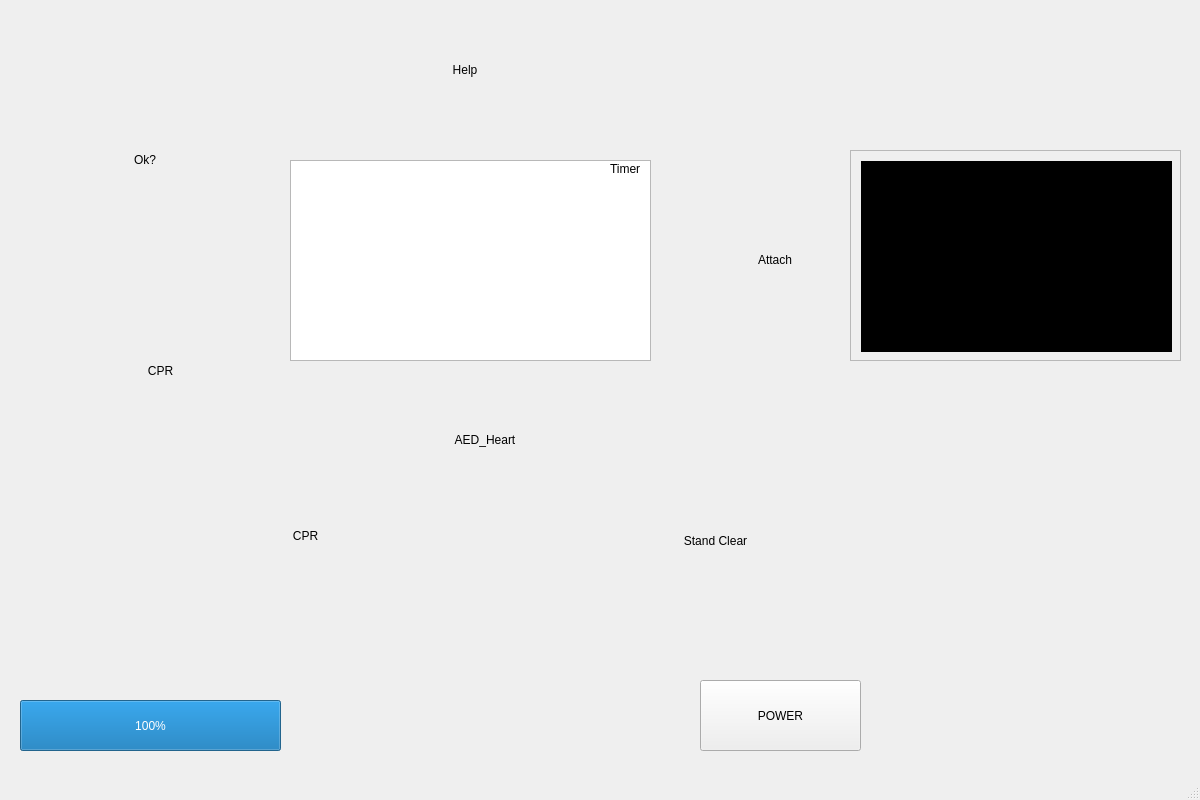
The window that aed_display.ui (WaillyMohamed/AED) describes before a commit, drawn with Qt 5.
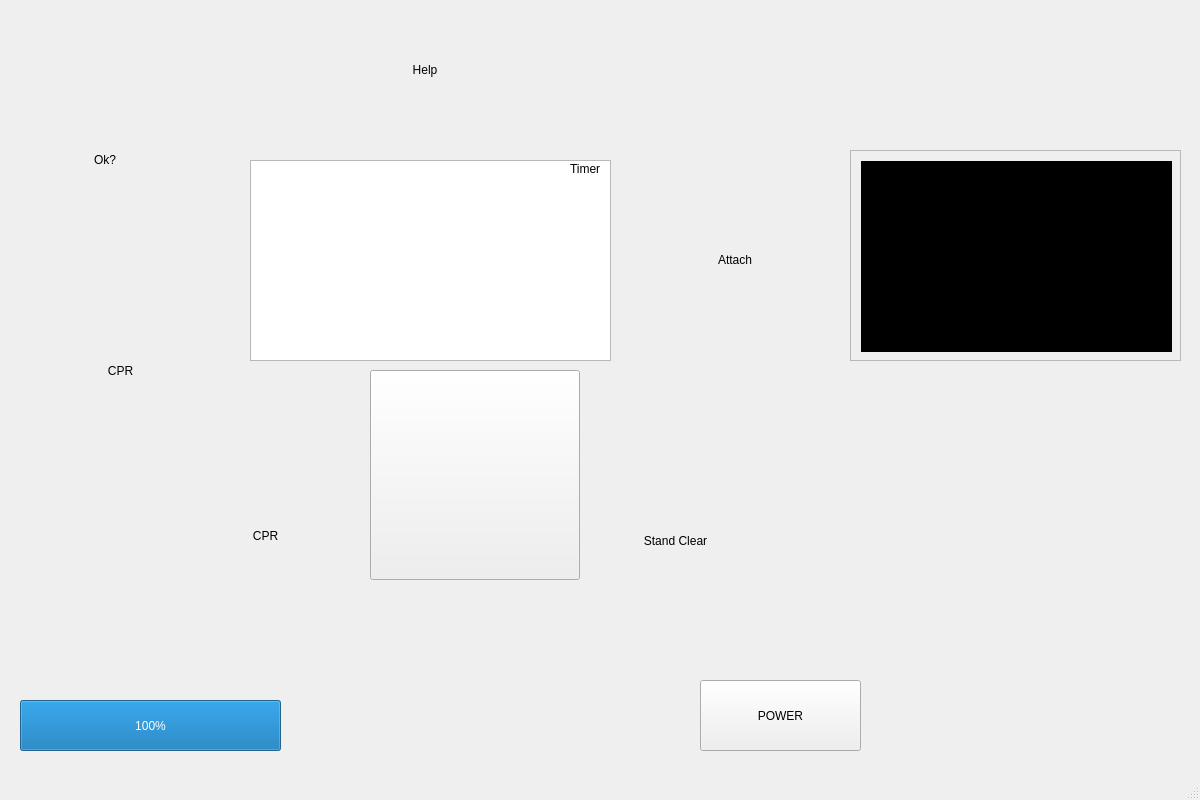
The same window after the commit.

Commit message: Displayed the heart rhythm detected by the detector class, made the shock button

Patch:
```diff
--- a/aed_display.ui
+++ b/aed_display.ui
@@ -14,51 +14,23 @@
    <string>AED_Display</string>
   </property>
   <widget class="QWidget" name="centralwidget">
-   <widget class="QLabel" name="label">
-    <property name="geometry">
-     <rect>
-      <x>10</x>
-      <y>10</y>
-      <width>1029</width>
-      <height>652</height>
-     </rect>
-    </property>
-    <property name="sizePolicy">
-     <sizepolicy hsizetype="Preferred" vsizetype="Preferred">
-      <horstretch>0</horstretch>
-      <verstretch>0</verstretch>
-     </sizepolicy>
-    </property>
-    <property name="maximumSize">
-     <size>
-      <width>1031</width>
-      <height>16777215</height>
-     </size>
-    </property>
-    <property name="baseSize">
-     <size>
-      <width>1029</width>
-      <height>65</height>
-     </size>
-    </property>
-    <property name="text">
-     <string/>
-    </property>
-   </widget>
    <widget class="QTextBrowser" name="LCDScreen">
     <property name="geometry">
      <rect>
-      <x>290</x>
+      <x>250</x>
       <y>160</y>
       <width>361</width>
       <height>201</height>
      </rect>
     </property>
+    <property name="styleSheet">
+     <string notr="true"/>
+    </property>
    </widget>
    <widget class="QLabel" name="a_responsiveness">
     <property name="geometry">
      <rect>
-      <x>70</x>
+      <x>30</x>
       <y>100</y>
       <width>150</width>
       <height>120</height>
@@ -115,7 +87,7 @@
    <widget class="QLabel" name="attach_pads">
     <property name="geometry">
      <rect>
-      <x>700</x>
+      <x>660</x>
       <y>200</y>
       <width>150</width>
       <height>120</height>
@@ -140,7 +112,7 @@
    <widget class="QLabel" name="a_help">
     <property name="geometry">
      <rect>
-      <x>390</x>
+      <x>350</x>
       <y>10</y>
       <width>150</width>
       <height>120</height>
@@ -165,7 +137,7 @@
    <widget class="QLabel" name="a_cpr">
     <property name="geometry">
      <rect>
-      <x>70</x>
+      <x>30</x>
       <y>310</y>
       <width>181</width>
       <height>121</height>
@@ -190,7 +162,7 @@
    <widget class="QLabel" name="a_standclear">
     <property name="geometry">
      <rect>
-      <x>630</x>
+      <x>590</x>
       <y>470</y>
       <width>171</width>
       <height>141</height>
@@ -212,35 +184,10 @@
      <set>Qt::AlignCenter</set>
     </property>
    </widget>
-   <widget class="QLabel" name="a_heart">
-    <property name="geometry">
-     <rect>
-      <x>410</x>
-      <y>380</y>
-      <width>150</width>
-      <height>120</height>
-     </rect>
-    </property>
-    <property name="minimumSize">
-     <size>
-      <width>150</width>
-      <height>120</height>
-     </size>
-    </property>
-    <property name="lineWidth">
-     <number>1</number>
-    </property>
-    <property name="text">
-     <string>AED_Heart</string>
-    </property>
-    <property name="alignment">
-     <set>Qt::AlignCenter</set>
-    </property>
-   </widget>
    <widget class="QLabel" name="a_cpr_2">
     <property name="geometry">
      <rect>
-      <x>210</x>
+      <x>170</x>
       <y>470</y>
       <width>191</width>
       <height>131</height>
@@ -265,7 +212,7 @@
    <widget class="QLabel" name="timer">
     <property name="geometry">
      <rect>
-      <x>610</x>
+      <x>570</x>
       <y>160</y>
       <width>62</width>
       <height>17</height>
@@ -313,6 +260,48 @@
      </widget>
     </widget>
    </widget>
+   <widget class="QLabel" name="waveform">
+    <property name="geometry">
+     <rect>
+      <x>250</x>
+      <y>280</y>
+      <width>361</width>
+      <height>41</height>
+     </rect>
+    </property>
+    <property name="text">
+     <string/>
+    </property>
+   </widget>
+   <widget class="QLabel" name="waveform_type">
+    <property name="geometry">
+     <rect>
+      <x>260</x>
+      <y>330</y>
+      <width>341</width>
+      <height>20</height>
+     </rect>
+    </property>
+    <property name="styleSheet">
+     <string notr="true">text-align: center;</string>
+    </property>
+    <property name="text">
+     <string/>
+    </property>
+   </widget>
+   <widget class="QPushButton" name="shock_button">
+    <property name="geometry">
+     <rect>
+      <x>370</x>
+      <y>370</y>
+      <width>210</width>
+      <height>210</height>
+     </rect>
+    </property>
+    <property name="text">
+     <string/>
+    </property>
+   </widget>
   </widget>
   <widget class="QMenuBar" name="menubar">
    <property name="geometry">
```
The commit also changes 4 other files.
